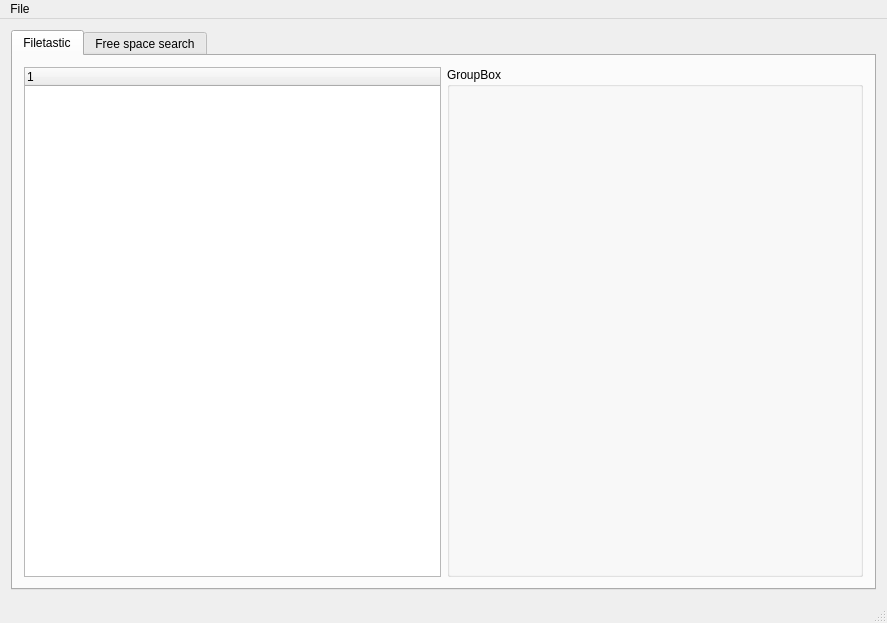
embasoft/ROMtastic, file mainwindow.ui: the form before one commit.
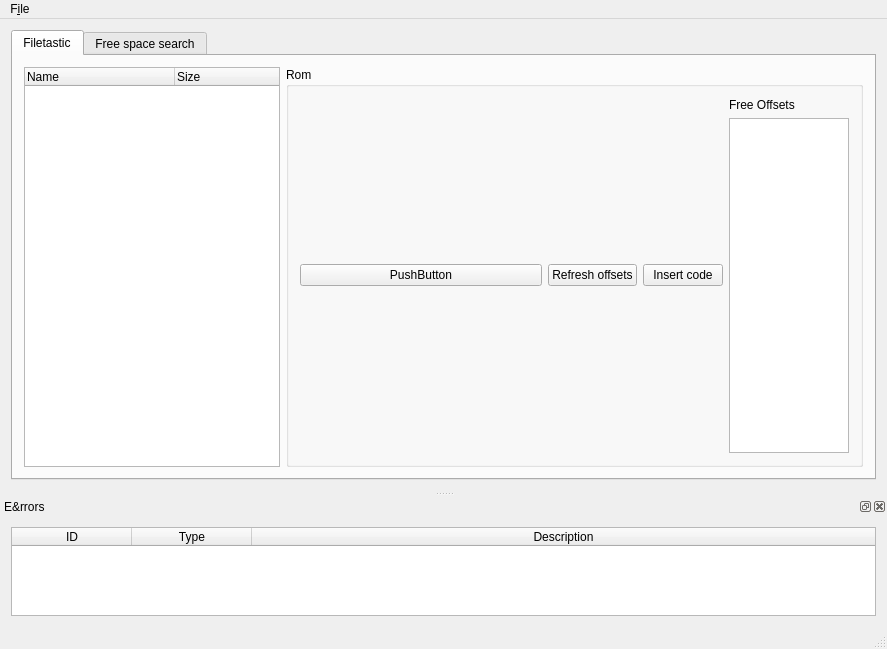
The form after the commit.

Commit message: auto-compilation of source files, error handling class

```diff
--- a/mainwindow.ui
+++ b/mainwindow.ui
@@ -7,7 +7,7 @@
     <x>0</x>
     <y>0</y>
     <width>887</width>
-    <height>623</height>
+    <height>649</height>
    </rect>
   </property>
   <property name="windowTitle">
@@ -20,6 +20,12 @@
       <property name="enabled">
        <bool>true</bool>
       </property>
+      <property name="minimumSize">
+       <size>
+        <width>0</width>
+        <height>450</height>
+       </size>
+      </property>
       <property name="currentIndex">
        <number>0</number>
       </property>
@@ -31,7 +37,7 @@
         <item>
          <widget class="QTreeWidget" name="treeWidget">
           <property name="sizePolicy">
-           <sizepolicy hsizetype="MinimumExpanding" vsizetype="Expanding">
+           <sizepolicy hsizetype="Maximum" vsizetype="Expanding">
             <horstretch>0</horstretch>
             <verstretch>0</verstretch>
            </sizepolicy>
@@ -42,9 +48,20 @@
             <height>0</height>
            </size>
           </property>
+          <property name="columnCount">
+           <number>2</number>
+          </property>
+          <attribute name="headerDefaultSectionSize">
+           <number>150</number>
+          </attribute>
           <column>
            <property name="text">
-            <string notr="true">1</string>
+            <string>Name</string>
+           </property>
+          </column>
+          <column>
+           <property name="text">
+            <string>Size</string>
            </property>
           </column>
          </widget>
@@ -57,15 +74,117 @@
             <verstretch>0</verstretch>
            </sizepolicy>
           </property>
-          <property name="minimumSize">
-           <size>
-            <width>0</width>
-            <height>0</height>
-           </size>
-          </property>
           <property name="title">
-           <string>GroupBox</string>
+           <string>Rom</string>
           </property>
+          <layout class="QHBoxLayout" name="horizontalLayout_2">
+           <property name="sizeConstraint">
+            <enum>QLayout::SetDefaultConstraint</enum>
+           </property>
+           <item>
+            <layout class="QHBoxLayout" name="horizontalLayout_3">
+             <property name="rightMargin">
+              <number>0</number>
+             </property>
+             <item>
+              <widget class="QPushButton" name="pushButton">
+               <property name="text">
+                <string>PushButton</string>
+               </property>
+              </widget>
+             </item>
+             <item>
+              <widget class="QPushButton" name="btnRefreshOffsets">
+               <property name="sizePolicy">
+                <sizepolicy hsizetype="Fixed" vsizetype="Fixed">
+                 <horstretch>0</horstretch>
+                 <verstretch>0</verstretch>
+                </sizepolicy>
+               </property>
+               <property name="text">
+                <string>Refresh offsets</string>
+               </property>
+              </widget>
+             </item>
+             <item>
+              <widget class="QPushButton" name="btnInsertCode">
+               <property name="sizePolicy">
+                <sizepolicy hsizetype="Fixed" vsizetype="Fixed">
+                 <horstretch>0</horstretch>
+                 <verstretch>0</verstretch>
+                </sizepolicy>
+               </property>
+               <property name="text">
+                <string>Insert code</string>
+               </property>
+              </widget>
+             </item>
+            </layout>
+           </item>
+           <item>
+            <layout class="QVBoxLayout" name="verticalLayout_2">
+             <property name="spacing">
+              <number>6</number>
+             </property>
+             <property name="sizeConstraint">
+              <enum>QLayout::SetFixedSize</enum>
+             </property>
+             <property name="leftMargin">
+              <number>0</number>
+             </property>
+             <item>
+              <widget class="QLabel" name="lblFreeOffsets">
+               <property name="sizePolicy">
+                <sizepolicy hsizetype="Minimum" vsizetype="Preferred">
+                 <horstretch>0</horstretch>
+                 <verstretch>0</verstretch>
+                </sizepolicy>
+               </property>
+               <property name="minimumSize">
+                <size>
+                 <width>120</width>
+                 <height>0</height>
+                </size>
+               </property>
+               <property name="maximumSize">
+                <size>
+                 <width>120</width>
+                 <height>16777215</height>
+                </size>
+               </property>
+               <property name="text">
+                <string>Free Offsets</string>
+               </property>
+              </widget>
+             </item>
+             <item>
+              <widget class="QListWidget" name="listOffsets">
+               <property name="sizePolicy">
+                <sizepolicy hsizetype="Fixed" vsizetype="Expanding">
+                 <horstretch>0</horstretch>
+                 <verstretch>0</verstretch>
+                </sizepolicy>
+               </property>
+               <property name="minimumSize">
+                <size>
+                 <width>120</width>
+                 <height>0</height>
+                </size>
+               </property>
+               <property name="maximumSize">
+                <size>
+                 <width>120</width>
+                 <height>16777215</height>
+                </size>
+               </property>
+               <property name="alternatingRowColors">
+                <bool>true</bool>
+               </property>
+              </widget>
+             </item>
+            </layout>
+           </item>
+          </layout>
          </widget>
         </item>
        </layout>
@@ -161,12 +280,12 @@
          <number>32767</number>
         </property>
        </widget>
-       <widget class="QPushButton" name="pushButton">
+       <widget class="QPushButton" name="btnInsertString">
         <property name="geometry">
          <rect>
-          <x>185</x>
+          <x>171</x>
           <y>110</y>
-          <width>87</width>
+          <width>101</width>
           <height>25</height>
          </rect>
         </property>
@@ -185,12 +304,12 @@
      <x>0</x>
      <y>0</y>
      <width>887</width>
-     <height>19</height>
+     <height>27</height>
     </rect>
    </property>
    <widget class="QMenu" name="menuFile">
     <property name="title">
-     <string>File</string>
+     <string>F&amp;ile</string>
     </property>
     <addaction name="actionLoad_Rom"/>
     <addaction name="actionSave_Rom"/>
@@ -199,6 +318,73 @@
    <addaction name="menuFile"/>
   </widget>
   <widget class="QStatusBar" name="statusBar"/>
+  <widget class="QDockWidget" name="dockError">
+   <property name="sizePolicy">
+    <sizepolicy hsizetype="Expanding" vsizetype="Expanding">
+     <horstretch>0</horstretch>
+     <verstretch>0</verstretch>
+    </sizepolicy>
+   </property>
+   <property name="minimumSize">
+    <size>
+     <width>150</width>
+     <height>120</height>
+    </size>
+   </property>
+   <property name="windowTitle">
+    <string>E&amp;rrors</string>
+   </property>
+   <attribute name="dockWidgetArea">
+    <number>8</number>
+   </attribute>
+   <widget class="QWidget" name="dockWidgetContents_3">
+    <layout class="QHBoxLayout" name="horizontalLayout_4">
+     <item>
+      <widget class="QTableWidget" name="tblErrors">
+       <property name="frameShadow">
+        <enum>QFrame::Sunken</enum>
+       </property>
+       <property name="alternatingRowColors">
+        <bool>true</bool>
+       </property>
+       <property name="sortingEnabled">
+        <bool>true</bool>
+       </property>
+       <property name="columnCount">
+        <number>3</number>
+       </property>
+       <attribute name="horizontalHeaderCascadingSectionResizes">
+        <bool>false</bool>
+       </attribute>
+       <attribute name="horizontalHeaderDefaultSectionSize">
+        <number>120</number>
+       </attribute>
+       <attribute name="horizontalHeaderStretchLastSection">
+        <bool>true</bool>
+       </attribute>
+       <attribute name="verticalHeaderShowSortIndicator" stdset="0">
+        <bool>false</bool>
+       </attribute>
+       <column>
+        <property name="text">
+         <string>ID</string>
+        </property>
+       </column>
+       <column>
+        <property name="text">
+         <string>Type</string>
+        </property>
+       </column>
+       <column>
+        <property name="text">
+         <string>Description</string>
+        </property>
+       </column>
+      </widget>
+     </item>
+    </layout>
+   </widget>
+  </widget>
   <action name="actionLoad_Rom">
    <property name="text">
     <string>Load Rom...</string>
```
Left out of the diff: 54 changed lines with no effect on the pictures. The commit also changes 5 other files.
